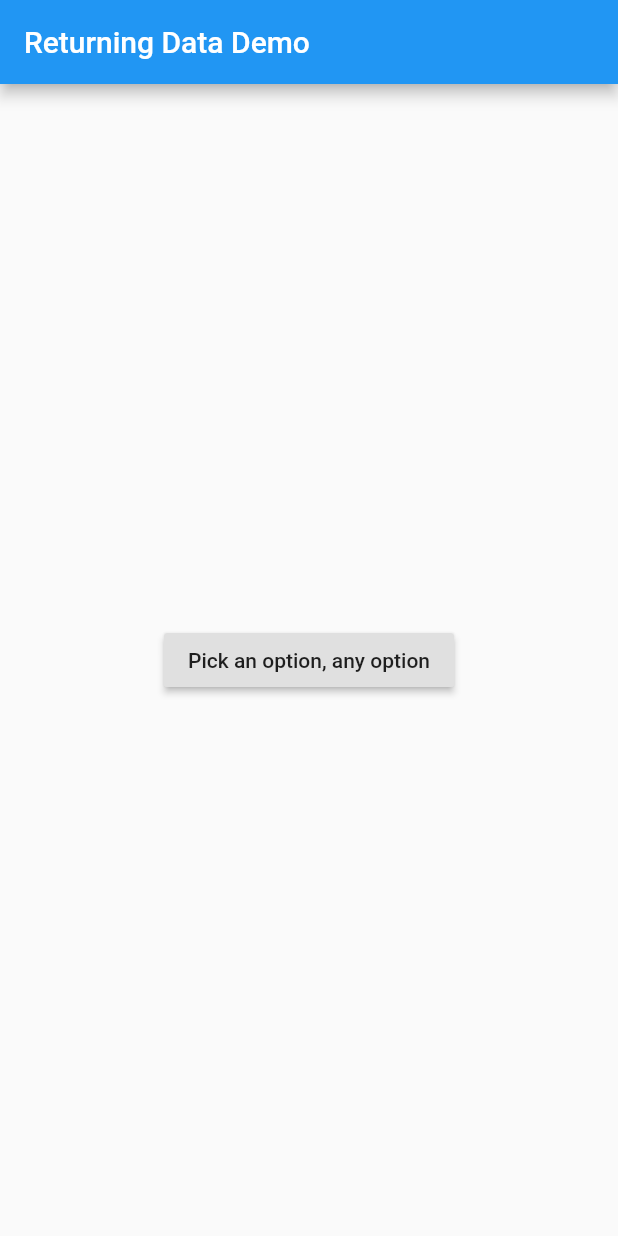
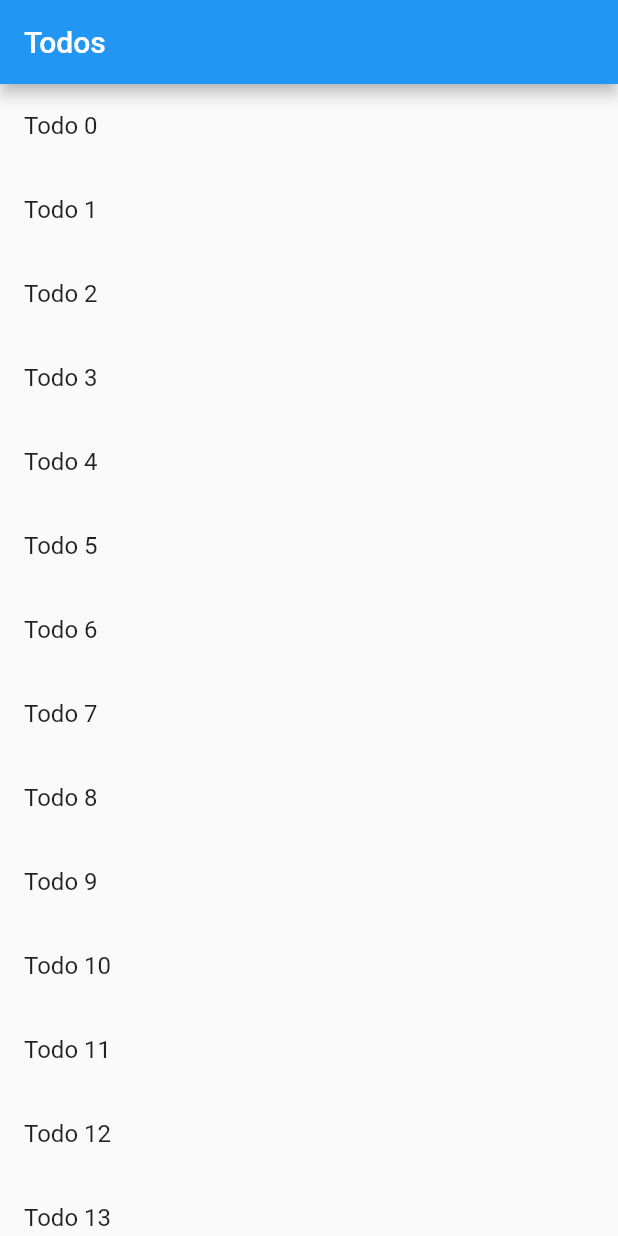
Before and after one commit to valerianaGit/FlutterNavigationPractice, a Flutter app: the screen it shows after launch, on a phone screen of 412 x 824 dp. Run offline on Flutter 3.47's test engine with Material 2 defaults, Android fonts, the phone set to English and light mode, and no system bars.

Commit message:
Send data to a new scren. Build a List view and have each item segue into more information about that item

```diff
--- a/lib/main.dart
+++ b/lib/main.dart
@@ -1,3 +1,4 @@
+import 'package:flutter/material.dart';
 import 'package:flutter/material.dart';
 //import 'second_route.dart';
 
@@ -79,7 +80,7 @@ class SecondRoute extends StatelessWidget {
   }
 }
 */
-
+/*
 void main() => runApp(MyApp());
 
 class MyApp extends StatelessWidget {
@@ -105,7 +106,7 @@ class MyApp extends StatelessWidget {
   }
 }
 
-class HomeScreen extends StatelessWidget {      //1 . - DEFINE THE HOME SCREEN, LIKE SO
+class HomeScreen extends StatelessWidget {
   @override
   Widget build(BuildContext context) {
     return Scaffold(
@@ -165,7 +166,7 @@ class ScreenArguments {
   ScreenArguments(this.title, this.message);
 }
 
-class SelectionButton extends StatelessWidget {   //2. - ADD BUTTON THAT LAUNCHES A SELECTION SCREEN
+class SelectionButton extends StatelessWidget {
   @override
   Widget build(BuildContext context) {
     return RaisedButton(
@@ -177,12 +178,12 @@ class SelectionButton extends StatelessWidget {   //2. - ADD BUTTON THAT LAUNCHE
   }
   _navigateAndDisplaySelection(BuildContext context) async {
     final result = await Navigator.push(context, MaterialPageRoute(builder: (context) => SelectionScreen()),);
-    Scaffold.of(context)                                     //5 . - SHOW SNACKBAR WITH SELECTION
+    Scaffold.of(context)
     ..removeCurrentSnackBar()
     ..showSnackBar(SnackBar(content: Text('$result')));
   }
 }
-                                                         //3 . - SHOW SELECTION SCREEN WITH 2 BUTTONS
+
 class SelectionScreen extends StatelessWidget {
   @override
   Widget build(BuildContext context) {
@@ -198,7 +199,7 @@ class SelectionScreen extends StatelessWidget {
               padding: const EdgeInsets.all(8.0),
               child: RaisedButton(
                 onPressed: () {
-                 Navigator.pop(context, 'Yep!');          //4 . - onPressed {close selection screen}
+                 Navigator.pop(context, 'Yep!');
                 },
                 child: Text('Yep!'),
               ),
@@ -218,3 +219,65 @@ class SelectionScreen extends StatelessWidget {
     );
   }
 }
+*/
+
+
+class Todo {                                   //1 . - Define a Model for Todo, has title and description
+  final String title;
+  final String description;
+  Todo(this.title, this.description);
+}
+
+void main() {                                 // generate the list view in the main function
+  runApp(MaterialApp(
+    title: 'Passing Data',
+    home: TodosScreen(
+      todos: List.generate(
+        20, (i) => Todo(
+          'Todo $i',
+          'A description of what needs to be done for Todo $i',
+        ),),
+    ),
+    ));
+}
+
+class TodosScreen extends StatelessWidget {
+  final List<Todo> todos;
+  TodosScreen({Key key, @required this.todos}) : super(key: key);
+  @override
+  Widget build(BuildContext context) {
+   return Scaffold(
+     appBar: AppBar(
+       title: Text('Todos'),
+     ),
+     body: ListView.builder(
+      itemCount: todos.length,
+      itemBuilder: (context, index) {
+        return ListTile(
+          title: Text(todos[index].title),
+          onTap: () {
+            Navigator.push(context, MaterialPageRoute(builder: (context) => DetailScreen(todo: todos[index]),),);
+          },
+        );
+      },
+    ),
+   );
+  }
+}
+
+class DetailScreen extends StatelessWidget {
+  final Todo todo;
+  DetailScreen({Key key, @required this.todo}) : super(key: key);
+  @override
+  Widget build(BuildContext context) {
+    return Scaffold(
+      appBar: AppBar(
+        title: Text(todo.title),
+      ),
+      body: Padding(
+        padding: EdgeInsets.all(8.0),
+        child: Text(todo.description),
+      ),
+    );
+  }
+}
```
